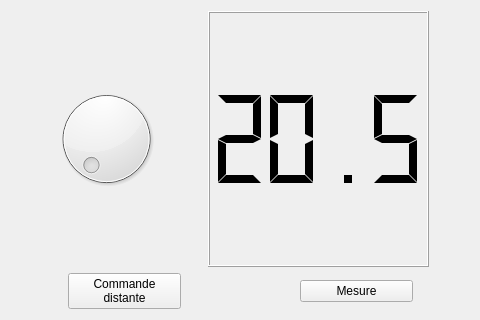
First picture: the form in therm.ui, repository thermocom/thermui, before the edit.
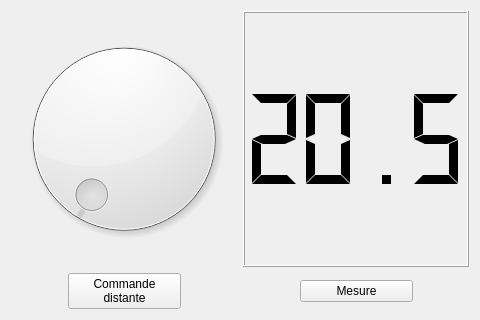
Second picture: the form after the edit.

```diff
--- a/therm.ui
+++ b/therm.ui
@@ -15,36 +15,10 @@
   </property>
   <layout class="QVBoxLayout" name="verticalLayout" stretch="2,1">
    <item>
-    <layout class="QHBoxLayout" name="horizontalLayout" stretch="0,1,0,2,0">
-     <item>
-      <spacer name="horizontalSpacer_4">
-       <property name="orientation">
-        <enum>Qt::Horizontal</enum>
-       </property>
-       <property name="sizeHint" stdset="0">
-        <size>
-         <width>40</width>
-         <height>20</height>
-        </size>
-       </property>
-      </spacer>
-     </item>
+    <layout class="QHBoxLayout" name="horizontalLayout" stretch="0,0">
      <item>
       <widget class="QDial" name="dial"/>
      </item>
-     <item>
-      <spacer name="horizontalSpacer_5">
-       <property name="orientation">
-        <enum>Qt::Horizontal</enum>
-       </property>
-       <property name="sizeHint" stdset="0">
-        <size>
-         <width>40</width>
-         <height>20</height>
-        </size>
-       </property>
-      </spacer>
-     </item>
      <item>
       <widget class="QLCDNumber" name="lcdNumber">
        <property name="digitCount">
@@ -58,19 +32,6 @@
        </property>
       </widget>
      </item>
-     <item>
-      <spacer name="horizontalSpacer_6">
-       <property name="orientation">
-        <enum>Qt::Horizontal</enum>
-       </property>
-       <property name="sizeHint" stdset="0">
-        <size>
-         <width>40</width>
-         <height>20</height>
-        </size>
-       </property>
-      </spacer>
-     </item>
     </layout>
    </item>
    <item>
```
